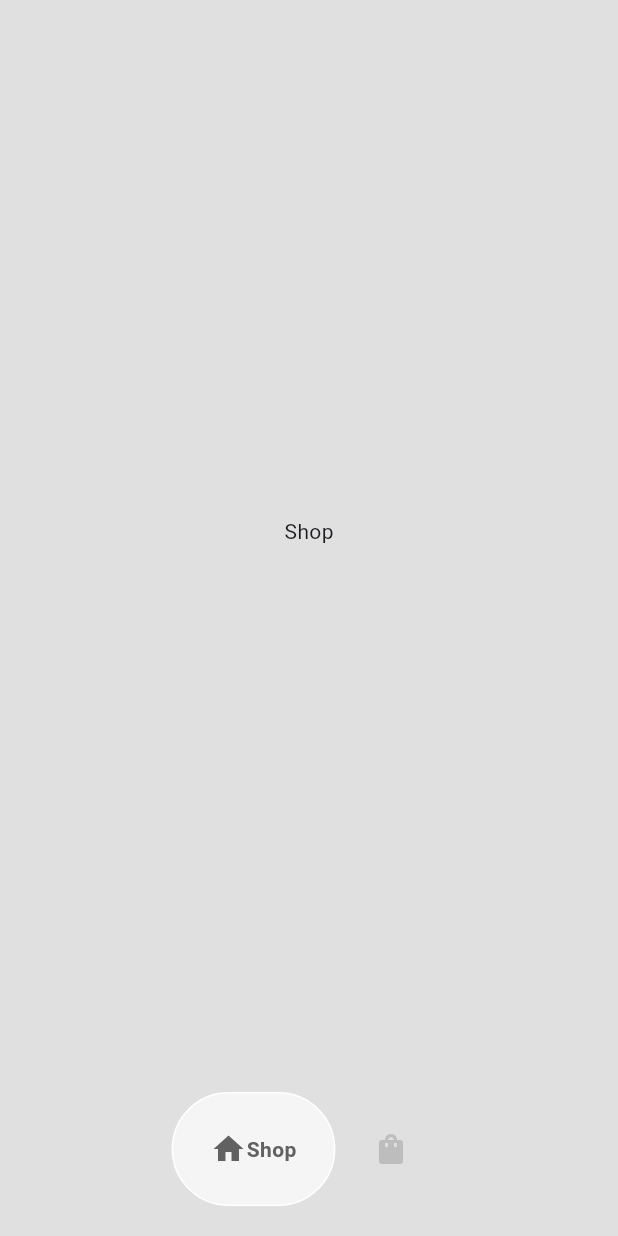
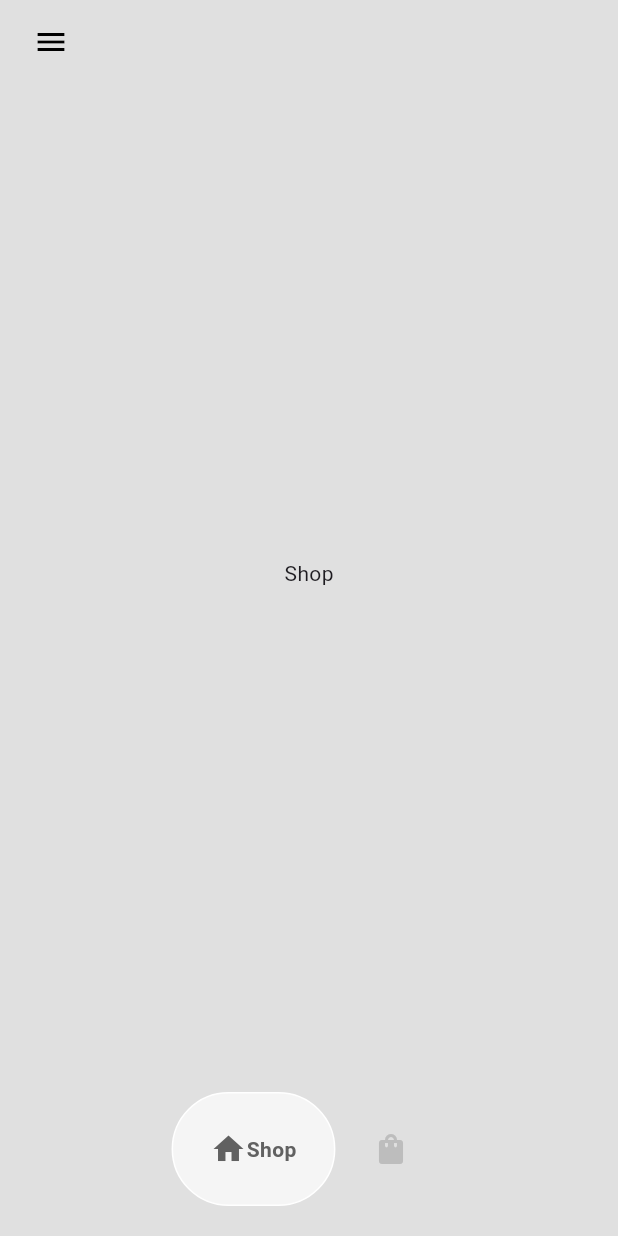
Before and after one commit to rana-shekhar/nike_ecom, a Flutter app: the screen it shows after launch, after a tap on "Shop Now", on a phone screen of 412 x 824 dp. Run offline on Flutter 3.47's test engine with Material 3 defaults, Android fonts, the phone set to English and light mode, and no system bars; drawn by our look-alikes of google_nav_bar; our stand-ins replace lottie.

Commit message:
add some images

```diff
--- a/lib/pages/home_page.dart
+++ b/lib/pages/home_page.dart
@@ -1,11 +1,8 @@
-
-
 import 'package:flutter/material.dart';
 import 'package:nike/components/bottom_nav_bar.dart';
+import 'package:nike/pages/shop_page.dart';
+import 'cart_page.dart';
 
-import 'package:nike/pages/shop_page.dart';
-
-import 'cart_page.dart';
 class HomePage extends StatefulWidget {
   const HomePage({super.key});
 
@@ -14,28 +11,118 @@ class HomePage extends StatefulWidget {
 }
 
 class _HomePageState extends State<HomePage> {
-
   int _selectedIndex = 0;
 
-  void navigateButtonBar (int index){
+  void navigateButtonBar(int index) {
     setState(() {
       _selectedIndex = index;
     });
   }
 
-  final List <Widget> _pages =[
+  final List<Widget> _pages = [
     const ShopPage(),
     const CartPage(),
   ];
+
   @override
   Widget build(BuildContext context) {
     return Scaffold(
       bottomNavigationBar: MyBottomNavBar(
         onTabChange: (index) => navigateButtonBar(index),
       ),
+      appBar: AppBar(
+        backgroundColor: Colors.transparent,
+        elevation: 0,
+        leading: Builder(
+          builder: (context) => IconButton(
+            icon: const Padding(
+              padding: EdgeInsets.only(left: 12.0),
+              child: Icon(
+                Icons.menu,
+                color: Colors.black,
+              ),
+            ),
+            onPressed: () {
+              Scaffold.of(context).openDrawer();
+            },
+          ),
+        ),
+      ),
+      drawer: Drawer(
+        backgroundColor: Colors.grey[900],
+        child: Column(
+          mainAxisAlignment: MainAxisAlignment.spaceBetween,
+          children: [
+            Column(
+              children: [
+                DrawerHeader(
+                  child: Image.asset(
+                    'assets/images/test.png',
+                   width: 180,
+                    color: Colors.white,
+                  ),
+                ),
+                const Padding(
+                  padding: EdgeInsets.only(left: 25.0),
+                  child: ListTile(
+                    leading: Icon(
+                      Icons.home,
+                      color: Colors.white,
+                    ),
+                    title: Padding(
+                      padding: EdgeInsets.only(left: 15.0),
+                      child: Text(
+                        'Home',
+                        style: TextStyle(color: Colors.white),
+                      ),
+                    ),
+                  ),
+                ),
+                Padding(
+                  padding: const EdgeInsets.symmetric(horizontal: 25.0),
+                  child: Divider(
+                    color: Colors.grey[800],
+                  ),
+                ),
+                const Padding(
+                  padding: EdgeInsets.only(left: 25.0),
+                  child: ListTile(
+                    leading: Icon(
+                      Icons.info,
+                      color: Colors.white,
+                    ),
+                    title: Padding(
+                      padding: EdgeInsets.only(left: 15.0),
+                      child: Text(
+                        'About',
+                        style: TextStyle(color: Colors.white),
+                      ),
+                    ),
+                  ),
+                ),
+              ],
+            ),
+            const Padding(
+              padding: EdgeInsets.only(left: 25.0, bottom: 25.0),
+              child: ListTile(
+                leading: Icon(
+                  Icons.logout,
+                  color: Colors.white,
+                ),
+                title: Padding(
+                  padding: EdgeInsets.only(left: 15.0),
+                  child: Text(
+                    'Logout',
+                    style: TextStyle(color: Colors.white),
+                  ),
+                ),
+              ),
+            ),
+          ],
+        ),
+      ),
       body: _pages[_selectedIndex],
       backgroundColor: Colors.grey[300],
-
     );
   }
 }
--- a/lib/pages/intro_page.dart
+++ b/lib/pages/intro_page.dart
@@ -1,4 +1,5 @@
 import 'package:flutter/material.dart';
+import 'package:lottie/lottie.dart';
 
 import 'home_page.dart';
 
@@ -15,14 +16,28 @@ class IntroPage extends StatelessWidget {
           child: Column(
 mainAxisAlignment: MainAxisAlignment.center,
             children: [
-              // Logo
-              Padding(
-                padding: const EdgeInsets.all(25.0),
-                child: Image.asset(
-                  'assets/images/test.png',  // Correct path
-                  height: 240,
-                ),
+              // Logo hai but lgg ni rha
+              Image.asset(
+                  "assets/images/test.png",
+                height: 200,
+                width: 150,
               ),
+              // Padding(
+              //   padding: const EdgeInsets.all(25.0),
+              //   child: ClipRRect(
+              //     borderRadius: BorderRadius.circular(100.0),
+              //     child: Container(
+              //       decoration: BoxDecoration(
+              //         borderRadius: BorderRadius.circular(100.0),
+              //       ),
+              //       child: Lottie.network(
+              //         "https://lottie.host/5d272e7e-552c-4e1a-9c59-ee0194071648/WVVRzDjGWH.json",
+              //         height: 100,
+              //       ),
+              //     ),
+              //   ),
+              // ),
+
               const SizedBox(height: 48),
               const Text(
                   'Just Do It',
@@ -44,14 +59,14 @@ mainAxisAlignment: MainAxisAlignment.center,
               const SizedBox(height: 48),
 
               GestureDetector(
-                onTap: () => Navigator.push(context, MaterialPageRoute(builder: (context) => HomePage(),
+                onTap: () => Navigator.push(context, MaterialPageRoute(builder: (context) => const HomePage(),
                 )),
                 child: Container(
                   decoration: BoxDecoration(
                       color: Colors.grey[900],
                     borderRadius: BorderRadius.circular(12.0),
                   ),
-                  padding: EdgeInsets.all(25.0),
+                  padding: const EdgeInsets.all(25.0),
                   child: const Center(
                     child: Text(
                         'Shop Now',
```
Also changed, not shown: pubspec.yaml (+9 -8 lines), pubspec.lock.
